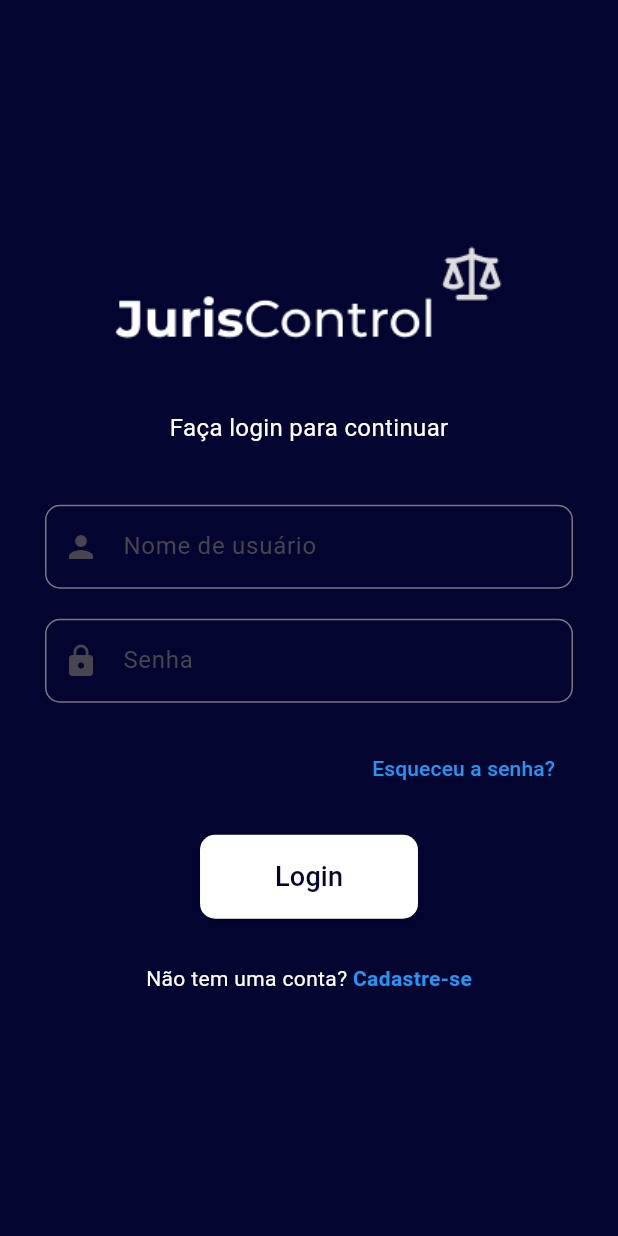
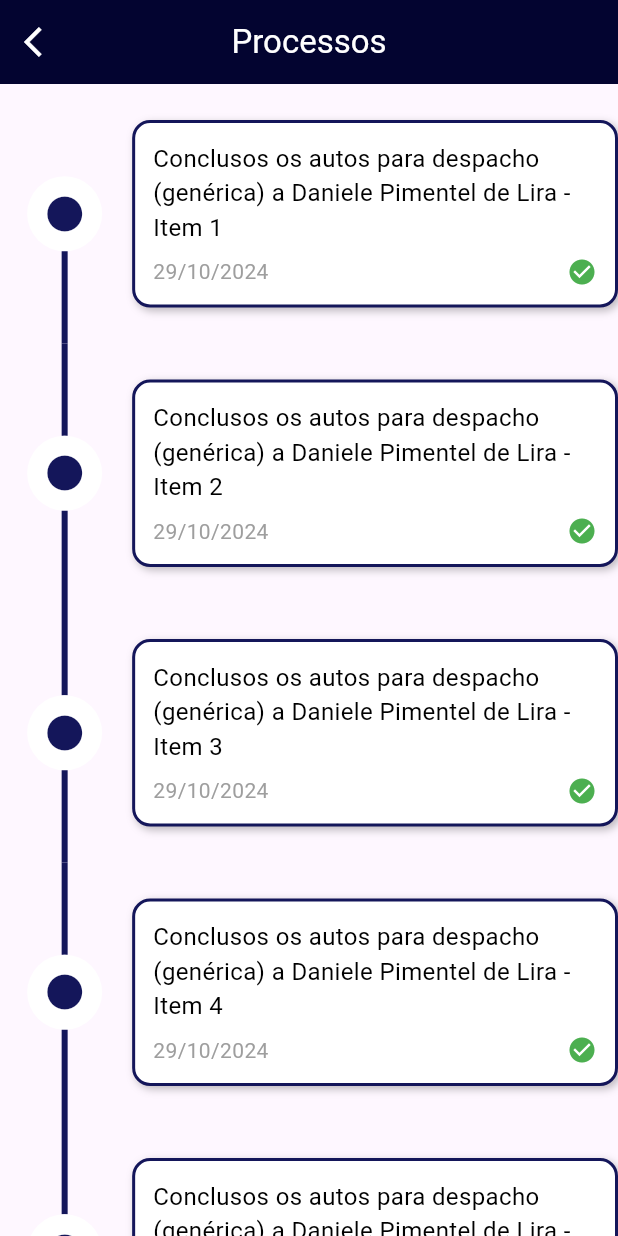
Before and after one commit to jjj-miguel/JurisControlMobile, a Flutter app: the screen it shows after launch, after a tap on "Entrar", on a phone screen of 412 x 824 dp. Run offline on Flutter 3.47's test engine with Material 3 defaults, Android fonts, the phone set to English and light mode, and no system bars; drawn by our look-alikes of timelines.

Commit message:
alterando timeLine

```diff
--- a/lib/Start/Start.dart
+++ b/lib/Start/Start.dart
@@ -2,6 +2,7 @@
 import 'package:flutter/material.dart';
 import 'package:teste1/About/About.dart';
 import 'package:teste1/Start/login.dart';
+import 'package:teste1/timeLine/timeline.dart';
 
 class Start extends StatelessWidget {
   const Start({super.key});
@@ -99,7 +100,7 @@ class ContainerButton extends StatelessWidget{
             ) {
           Navigator.push(
             context,
-            MaterialPageRoute(builder: (context) => const LoginApp()),);
+            MaterialPageRoute(builder: (context) =>  TimelineExample()),);
         },
         style: ElevatedButton.styleFrom(
           backgroundColor:const Color(0xFF030430),
--- a/lib/timeLine/timeline.dart
+++ b/lib/timeLine/timeline.dart
@@ -1,106 +1,137 @@
-import 'package:flutter/cupertino.dart';
 import 'package:flutter/material.dart';
-import 'package:teste1/timeLine//TimeLineTileUI.dart';
+import 'package:timelines/timelines.dart';
 
-class HomeScreen extends StatefulWidget {
-  const HomeScreen({Key? key}) : super(key: key);
+class TimelineExample extends StatefulWidget {
+  const TimelineExample({Key? key}) : super(key: key);
 
   @override
-  State<HomeScreen> createState() => _HomeScreenState();
+  _TimelineExampleState createState() => _TimelineExampleState();
 }
 
-class _HomeScreenState extends State<HomeScreen> {
+class _TimelineExampleState extends State<TimelineExample> {
+  int _selectedIndex = -1; // Índice do card selecionado (-1 significa nenhum)
+
   @override
   Widget build(BuildContext context) {
-    return Scaffold(
-      backgroundColor: Color(0xFFFFFFFF),
+    return MaterialApp(
+      home: Scaffold(
         appBar: AppBar(
-        title: const Text(
+          title: Text(
             'Processos',
-          style: TextStyle(
-            fontWeight: FontWeight.bold,
-            color: Color(0xFFFFFFFF), // Cor personalizada
+            style: TextStyle(color: Colors.white), // Cor do texto
           ),
-
+          backgroundColor: Color(0xFF030430), // Cor de fundo ajustada
+          centerTitle: true, // Centraliza o título
+          leading: IconButton(
+            icon: Icon(Icons.arrow_back_ios, color: Colors.white), // Cor da seta para voltar
+            onPressed: () {
+              Navigator.pop(context); // Volta para a tela anterior
+            },
           ),
-        centerTitle: true,
-        backgroundColor: Color(0xFF030430),
         ),
-      body: Padding(
-        padding: const EdgeInsets.only(left: 30.0, right: 30.0),
-        child: ListView(
-          children: const [
-            TimeLineTileUI(isFirst: true, isLast: false, isPast: true,
-              eventChild: Column(
-                mainAxisAlignment: MainAxisAlignment.spaceEvenly,
+        body: SingleChildScrollView(
+          child: FixedTimeline.tileBuilder(
+            theme: TimelineThemeData(
+              nodePosition: 0.05,
+              connectorTheme: ConnectorThemeData(thickness: 4),
+            ),
+            builder: TimelineTileBuilder.connected(
+              itemCount: 20,
+              connectorBuilder: (_, __, ___) =>
+                  SolidLineConnector(color: Color(0xFF14165A)),
+              indicatorBuilder: (_, index) => Stack(
+                alignment: Alignment.center,
                 children: [
-                  Row(
-                    children: [
-                      Icon(Icons.book_online, color: Colors.green),
-                      SizedBox(width: 15.0,),
-                      Text(
-                        'Order Placed.',
-                        style: TextStyle(fontSize: 18, fontWeight: FontWeight.bold, color: Colors.black),
+                  Container(
+                    width: 50,
+                    height: 50,
+                    decoration: BoxDecoration(
+                      shape: BoxShape.circle,
+                      color: _selectedIndex == index
+                          ? Colors.white // Bola amarela se selecionada
+                          : Colors.white, // Bola azul padrão
+                    ),
+                  ),
+                  Icon(
+                    Icons.circle, // Ícone a ser exibido dentro da bola
+                    size: 28,
+                    color: _selectedIndex == index
+                        ? Colors.yellowAccent // Cor do ícone quando selecionado
+                        : Color(0xFF14165A), // Cor do ícone padrão
                   ),
                 ],
               ),
-                  Text('Your order is placed successfully. It is yet to be packed & shipped.', style: TextStyle(color: Colors.black),),
+              contentsBuilder: (_, index) => GestureDetector(
+                onTap: () {
+                  setState(() {
+                    // Atualiza o índice do item selecionado
+                    _selectedIndex = _selectedIndex == index ? -1 : index;
+                  });
+                },
+                child: Padding(
+                  padding: const EdgeInsets.symmetric(vertical: 24.0),
+                  child: Row(
+                    crossAxisAlignment: CrossAxisAlignment.center,
+                    children: [
+                      SizedBox(width: 20),
+                      Expanded(
+                        child: Container(
+                          padding: const EdgeInsets.all(12.0),
+                          decoration: BoxDecoration(
+                            color: _selectedIndex == index
+                                ? Colors.white
+                                : Colors.white,
+                            borderRadius: BorderRadius.circular(12.0),
+                            border: Border.all(
+                              color: _selectedIndex == index
+                                  ? Colors.blue
+                                  : Color(0xFF14165A),
+                              width: 2,
+                            ),
+                            boxShadow: [
+                              BoxShadow(
+                                color: Colors.black26,
+                                blurRadius: 4,
+                                offset: Offset(2, 2),
+                              ),
+                            ],
+                          ),
+                          child: Column(
+                            crossAxisAlignment: CrossAxisAlignment.start,
+                            children: [
+                              Text(
+                                'Conclusos os autos para despacho (genérica) a Daniele Pimentel de Lira - Item ${index + 1}',
+                                style: TextStyle(
+                                  fontSize: 16,
+                                  color: Colors.black,
+                                ),
+                              ),
+                              SizedBox(height: 8),
+                              Row(
+                                mainAxisAlignment:
+                                MainAxisAlignment.spaceBetween,
+                                children: [
+                                  Text(
+                                    '29/10/2024',
+                                    style: TextStyle(
+                                      fontSize: 14,
+                                      color: Colors.grey,
+                                    ),
+                                  ),
+                                  Icon(Icons.check_circle,
+                                      color: Colors.green, size: 20),
+                                ],
+                              ),
                             ],
                           ),
                         ),
-            TimeLineTileUI(isFirst: false, isLast: false, isPast: true, eventChild: Column(
-              mainAxisAlignment: MainAxisAlignment.spaceEvenly,
-              children: [
-                Row(
-                  children: [
-                    Icon(Icons.card_giftcard, color: Colors.green),
-                    SizedBox(width: 15.0,),
-                    Text(
-                      'Order Is Packed',
-                      style: TextStyle(fontSize: 18, fontWeight: FontWeight.bold, color: Colors.black),
                       ),
                     ],
                   ),
-                Text('Your order is packed & ready to dispatch from our warehouse.', style: TextStyle(color: Colors.black),),
-              ],
-            ),),
-            TimeLineTileUI(isFirst: false, isLast: false, isPast: true, eventChild: Column(
-              mainAxisAlignment: MainAxisAlignment.spaceEvenly,
-              children: [
-                Row(
-                  children: [
-                    Icon(Icons.local_shipping, color: Colors.green),
-                    SizedBox(width: 15.0,),
-                    Text(
-                      'Order Dispatched',
-                      style: TextStyle(fontSize: 18, fontWeight: FontWeight.bold, color: Colors.black),
                 ),
-                  ],
               ),
-                Text('Your order is dispatched from our warehouse, it will take 5-7 working days for you to get the delivery.',
-                  style: TextStyle(color: Colors.black),
             ),
-              ],
-            ),),
-            TimeLineTileUI(isFirst: false, isLast: true, isPast: true, eventChild: Column(
-              mainAxisAlignment: MainAxisAlignment.spaceEvenly,
-              children: [
-                Row(
-                  children: [
-                    Icon(Icons.home_work, color: Colors.green),
-                    SizedBox(width: 15.0,),
-                    Text(
-                      'Order Delivery',
-                      style: TextStyle(fontSize: 18, fontWeight: FontWeight.bold, color: Colors.black),
           ),
-                  ],
-                ),
-                Text('You will get your order on 8th of December, please be available at your address to receive the order.',
-                  style: TextStyle(color: Colors.black),
-                ),
-              ],
-            ),),
-          ],
         ),
       ),
     );
```
Also changed, not shown: lib/About/About.dart (+4 -8 lines), lib/timeLine/EventPath.dart (deleted, +0 -30 lines), lib/timeLine/TimeLineTileUI.dart (deleted, +0 -42 lines), pubspec.yaml (+2 -6 lines), pubspec.lock. Lines whose indentation alone changed are shown as unchanged.
